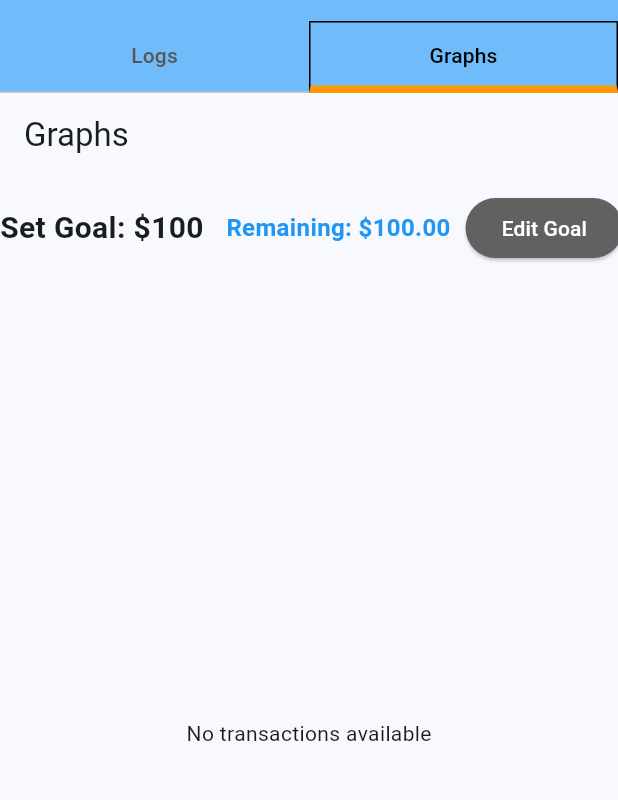
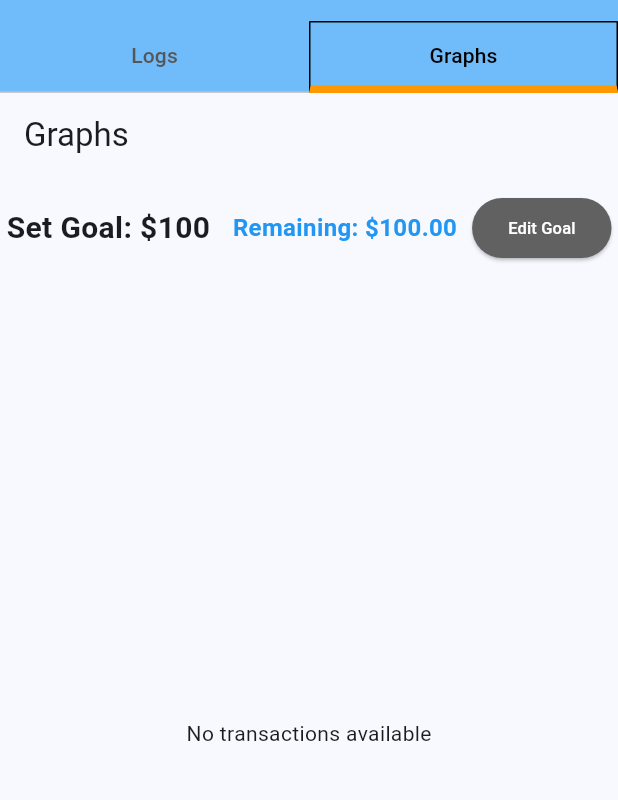
Before and after one commit to fernandocm9/MAD_project1_personal_finance_manager, a Flutter app: the screen it shows after launch, tab 2 chosen, on a phone screen of 412 x 824 dp, the part 63-863 px from its top. Run offline on Flutter 3.47's test engine with Material 3 defaults, Android fonts, the phone set to English and light mode, and no system bars; our stand-ins replace fl_chart, sqflite; accounts and stored records are empty.

Commit message:
fixed bug where edit goal button was overflowing

```diff
--- a/finance_manager/lib/main.dart
+++ b/finance_manager/lib/main.dart
@@ -510,7 +510,7 @@ class _GraphsPageState extends State<GraphsPage> {
                 style: ElevatedButton.styleFrom(
                     backgroundColor: Colors.grey[700]),
                 child: const Text("Edit Goal",
-                    style: TextStyle(color: Colors.white)),
+                    style: TextStyle(color: Colors.white, fontSize: 11)),
               )
             ],
           ),
```
